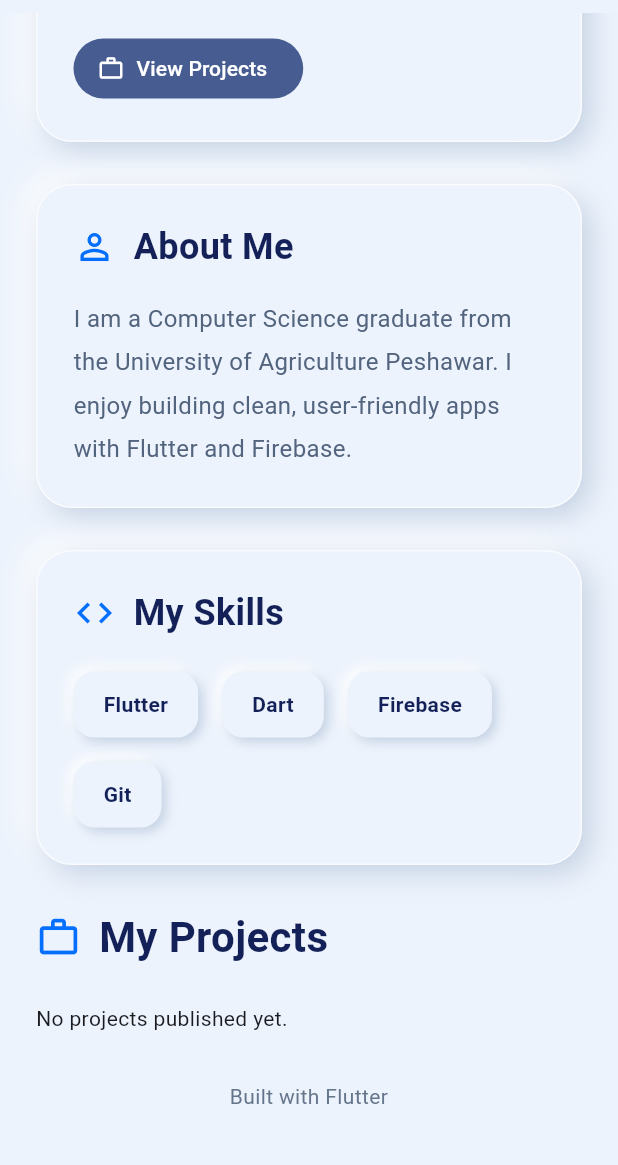
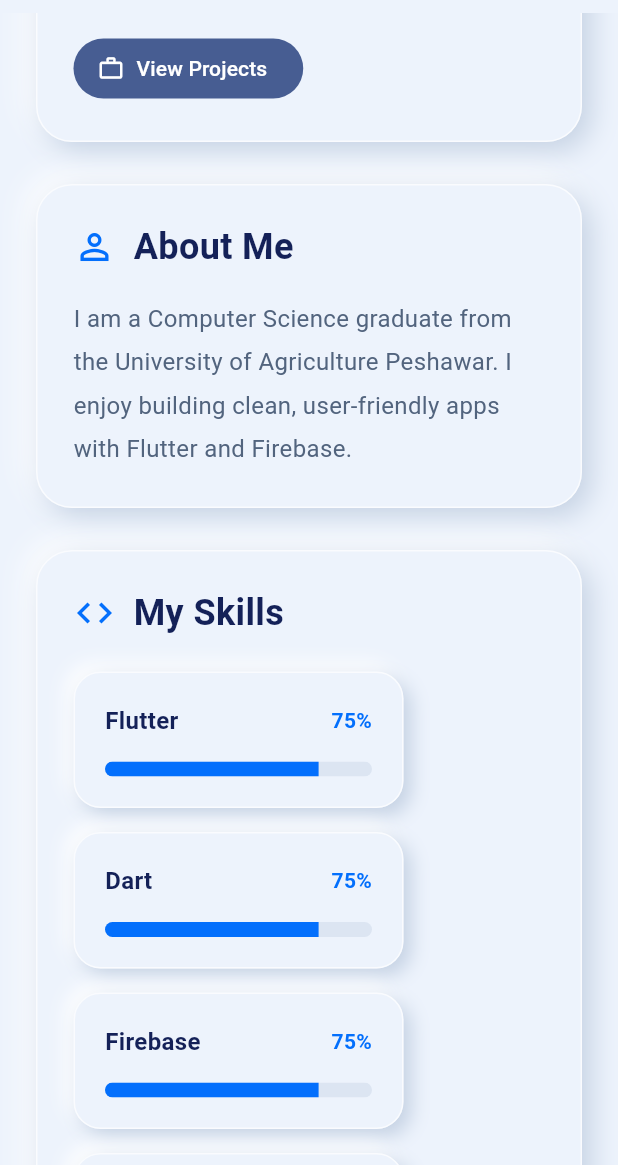
Before and after one commit to faraaz-ahmmed/faraz-portfolio, a Flutter app: the screen it shows after launch, scrolled down 411 dp, on a phone screen of 412 x 824 dp, the part 71-1236 px from its top. Run offline on Flutter 3.47's test engine with Material 3 defaults, Android fonts, the light colour scheme and no system bars; our stand-ins replace cloud_firestore, firebase_auth, firebase_core, firebase_storage; accounts and stored records are empty.

Commit message:
% option add in my skill

```diff
--- a/lib/views/home_screen.dart
+++ b/lib/views/home_screen.dart
@@ -362,32 +362,62 @@ class _HomeScreenState extends State<HomeScreen> {
         children: [
           for (final skill in profile.skills)
             Container(
-                                padding: const EdgeInsets.symmetric(
-                                  horizontal: 20,
-                                  vertical: 12,
-                                ),
+              width: 220,
+              padding: const EdgeInsets.all(20),
               decoration: BoxDecoration(
                 color: const Color(0xffedf3fc),
-                                  borderRadius: BorderRadius.circular(14),
+                borderRadius: BorderRadius.circular(18),
+                border: Border.all(color: Colors.white70),
                 boxShadow: const [
                   BoxShadow(
                     color: Colors.white,
-                                      offset: Offset(-3, -3),
-                                      blurRadius: 6,
+                    offset: Offset(-5, -5),
+                    blurRadius: 10,
                   ),
                   BoxShadow(
                     color: Color(0xffc4d1e3),
-                                      offset: Offset(3, 3),
-                                      blurRadius: 6,
+                    offset: Offset(5, 5),
+                    blurRadius: 10,
                   ),
                 ],
               ),
+              child: Column(
+                crossAxisAlignment: CrossAxisAlignment.start,
+                children: [
+                  Row(
+                    children: [
+                      Expanded(
                         child: Text(
                           skill,
                           style: const TextStyle(
+                            fontSize: 16,
                             color: Color(0xff142158),
                             fontWeight: FontWeight.w600,
                           ),
+                        ),
+                      ),
+                      const Text(
+                        '75%',
+                        style: TextStyle(
+                          color: Color(0xff036ffc),
+                          fontWeight: FontWeight.bold,
+                        ),
+                      ),
+                    ],
+                  ),
+                  const SizedBox(height: 16),
+                  ClipRRect(
+                    borderRadius: BorderRadius.circular(10),
+                    child: const LinearProgressIndicator(
+                      value: 0.80,
+                      minHeight: 10,
+                      backgroundColor: Color(0xffdce5f2),
+                      valueColor: AlwaysStoppedAnimation<Color>(
+                        Color(0xff036ffc),
+                      ),
+                    ),
+                  ),
+                ],
               ),
             ),
         ],
@@ -395,6 +425,7 @@ class _HomeScreenState extends State<HomeScreen> {
     ],
   ),
 ),
+// Skills End
                   // Skills End
 
                   const SizedBox(height: 28),
```
Also changed, not shown: 1 other file. Lines whose indentation alone changed are shown as unchanged.
